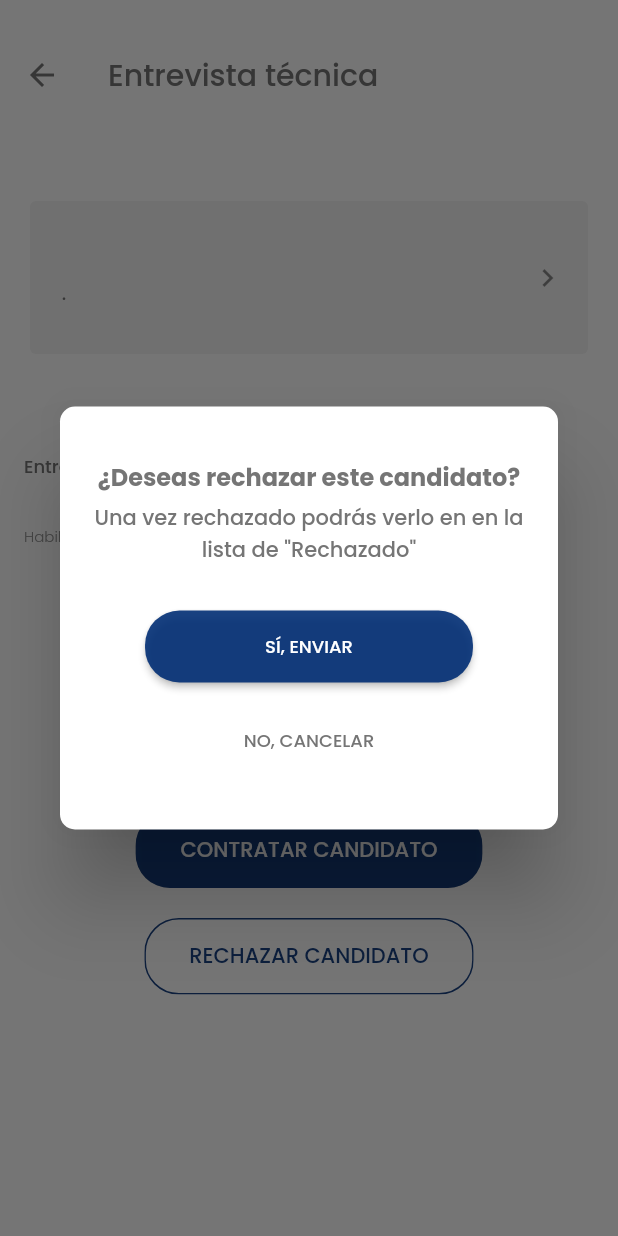
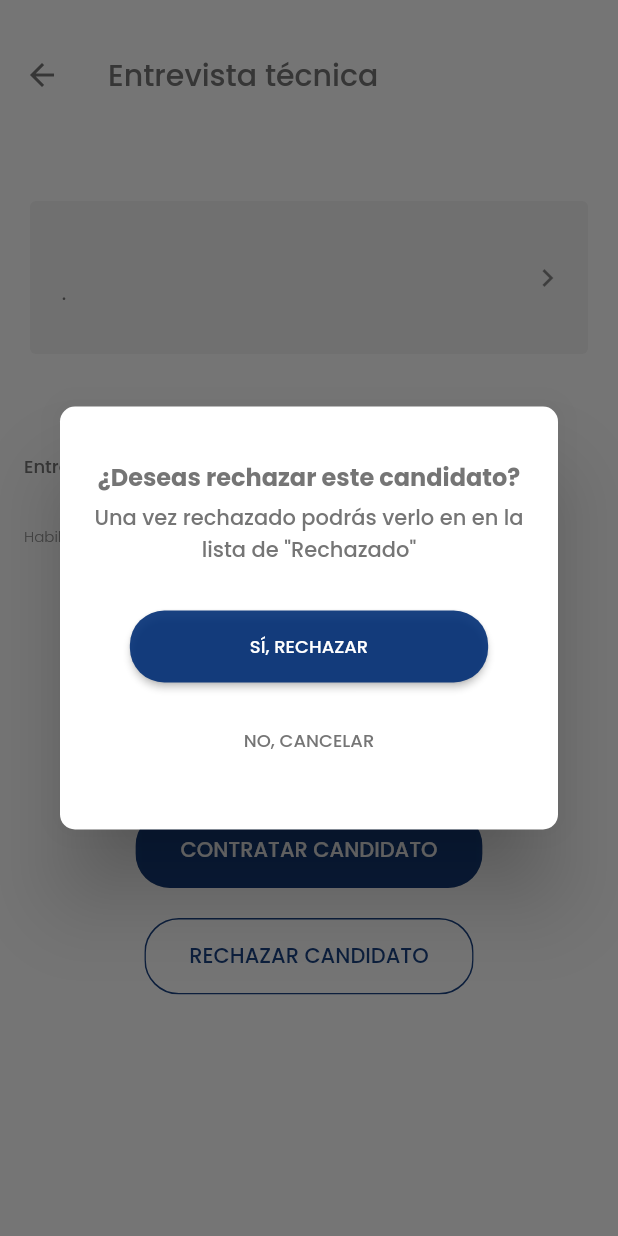
Before and after one commit to golomanos/RRHHassistant, a Flutter app: the RRHHReview screen opened directly with empty values, after a tap on "RECHAZAR CANDIDATO", on a phone screen of 412 x 824 dp. Run offline on Flutter 3.47's test engine with Material 2 defaults, Android fonts, the phone set to English and light mode, and no system bars; our stand-ins replace google_fonts, sqflite; accounts and stored records are empty.

Commit message:
FIXIING COPIES

```diff
--- a/lib/src/pages/edit_page.dart
+++ b/lib/src/pages/edit_page.dart
@@ -526,7 +526,7 @@ class _EditCandidatePageState extends State<EditCandidatePage> {
           },
           color: Color.fromRGBO(0, 45, 116, 0.9),
           child: Text(
-            'EDITAR CANDIDATO',
+            'GUARDAR',
             style: GoogleFonts.poppins(fontSize: 14.0, color: Colors.white),
           ),
         ),
--- a/lib/src/pages/rrhh_interview.dart
+++ b/lib/src/pages/rrhh_interview.dart
@@ -338,7 +338,7 @@ class RRHHInterview extends StatelessWidget {
                     color: Color.fromRGBO(0, 45, 116, 0.9),
                     shape: RoundedRectangleBorder(
                         borderRadius: BorderRadius.circular(23.0)),
-                    child: Text('SÍ, ENVIAR',
+                    child: Text('SÍ, RECHAZAR',
                         style: GoogleFonts.poppins(
                             fontSize: 12.0, color: Colors.white)),
                   ),
--- a/lib/src/pages/rrhh_review.dart
+++ b/lib/src/pages/rrhh_review.dart
@@ -124,7 +124,7 @@ class RRHHReview extends StatelessWidget {
             child: RaisedButton(
               textColor: Colors.white,
               onPressed: () {
-                _sendFeedbackAlert(context, element, DBProvider.db.hired, '¿Deseas contratar este candidato?', 'Una vez contratado podrás verlo en en la lista de "Contratado"');
+                _sendFeedbackAlert(context, element, DBProvider.db.hired, '¿Deseas contratar este candidato?', 'Una vez contratado podrás verlo en en la lista de "Contratado"', 'SÍ, CONTRATAR');
               },
               padding: EdgeInsets.symmetric(vertical: 15.0, horizontal: 30.0),
               color: Color.fromRGBO(0, 45, 116, 0.9),
@@ -141,7 +141,7 @@ class RRHHReview extends StatelessWidget {
             child: RaisedButton(
               elevation: 0.0,
               onPressed: () {
-                _sendFeedbackAlert(context, element, DBProvider.db.reject, '¿Deseas rechazar este candidato?', 'Una vez rechazado podrás verlo en en la lista de "Rechazado"');
+                _sendFeedbackAlert(context, element, DBProvider.db.reject, '¿Deseas rechazar este candidato?', 'Una vez rechazado podrás verlo en en la lista de "Rechazado"', 'SÍ, RECHAZAR');
               },
               shape: RoundedRectangleBorder(
                 borderRadius: BorderRadius.all(Radius.circular(23.0)),
@@ -156,7 +156,7 @@ class RRHHReview extends StatelessWidget {
             )));
   }
 
-  void _sendFeedbackAlert(BuildContext context, Interviewed element, sendToDatabase, String title, String content) {
+  void _sendFeedbackAlert(BuildContext context, Interviewed element, sendToDatabase, String title, String content, String button) {
     showDialog(
         context: context,
         barrierDismissible: false,
@@ -197,7 +197,7 @@ class RRHHReview extends StatelessWidget {
                     color: Color.fromRGBO(0, 45, 116, 0.9),
                     shape: RoundedRectangleBorder(
                         borderRadius: BorderRadius.circular(23.0)),
-                    child: Text('SÍ, ENVIAR',
+                    child: Text(button,
                         style: GoogleFonts.poppins(
                             fontSize: 12.0, color: Colors.white)),
                   ),
```
